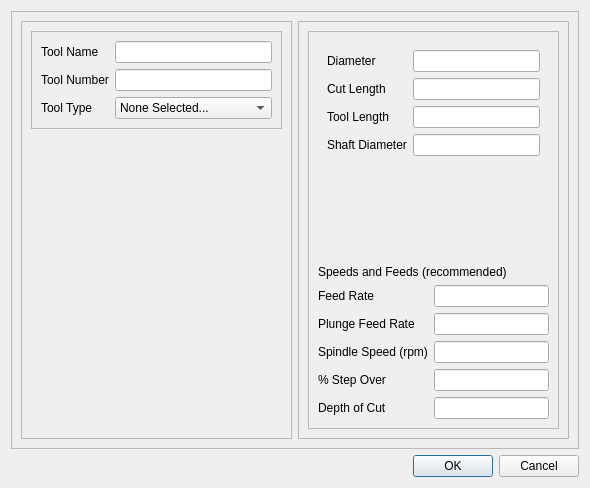
First picture: the form in buildbotics/resources/ui/tool.ui, repository DougCoffland/FreeCADGCodeWB, before the edit.
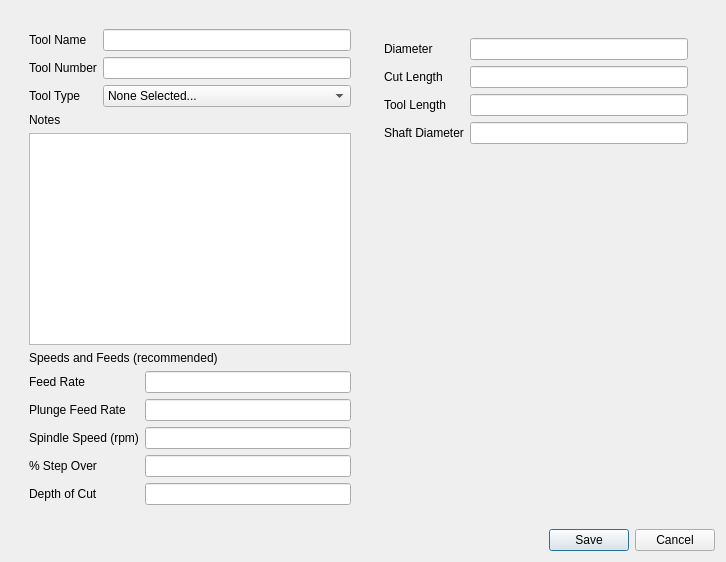
Second picture: the form after the edit. The open tabs and pages were chosen to show the change.

Commit message: made separate icons for each tool type

```diff
--- a/buildbotics/resources/ui/tool.ui
+++ b/buildbotics/resources/ui/tool.ui
@@ -9,8 +9,8 @@
    <rect>
     <x>0</x>
     <y>0</y>
-    <width>590</width>
-    <height>488</height>
+    <width>726</width>
+    <height>562</height>
    </rect>
   </property>
   <property name="sizePolicy">
@@ -38,37 +38,22 @@
    <item>
     <widget class="QFrame" name="frame_4">
      <property name="frameShape">
-      <enum>QFrame::StyledPanel</enum>
+      <enum>QFrame::NoFrame</enum>
      </property>
      <property name="frameShadow">
-      <enum>QFrame::Raised</enum>
+      <enum>QFrame::Plain</enum>
      </property>
-     <layout class="QHBoxLayout" name="horizontalLayout_7">
+     <layout class="QHBoxLayout" name="horizontalLayout_5">
       <item>
        <widget class="QFrame" name="frame_2">
         <property name="frameShape">
-         <enum>QFrame::StyledPanel</enum>
+         <enum>QFrame::NoFrame</enum>
         </property>
         <property name="frameShadow">
-         <enum>QFrame::Raised</enum>
+         <enum>QFrame::Plain</enum>
         </property>
         <layout class="QVBoxLayout" name="verticalLayout_2">
          <item>
-          <widget class="QFrame" name="frame_5">
-           <property name="sizePolicy">
-            <sizepolicy hsizetype="Preferred" vsizetype="Preferred">
-             <horstretch>0</horstretch>
-             <verstretch>0</verstretch>
-            </sizepolicy>
-           </property>
-           <property name="frameShape">
-            <enum>QFrame::StyledPanel</enum>
-           </property>
-           <property name="frameShadow">
-            <enum>QFrame::Raised</enum>
-           </property>
-           <layout class="QHBoxLayout" name="horizontalLayout_5">
-            <item>
              <layout class="QFormLayout" name="formLayout">
               <item row="0" column="1">
                <widget class="QLineEdit" name="lineEdit"/>
@@ -133,50 +118,96 @@
               </item>
              </layout>
             </item>
-           </layout>
+         <item>
+          <widget class="QLabel" name="label_31">
+           <property name="text">
+            <string>Notes</string>
+           </property>
           </widget>
          </item>
          <item>
-          <widget class="QLabel" name="imageLabel">
+          <widget class="QTextEdit" name="textEdit"/>
+         </item>
+         <item>
+          <widget class="QLabel" name="label_10">
            <property name="sizePolicy">
-            <sizepolicy hsizetype="Preferred" vsizetype="Expanding">
+            <sizepolicy hsizetype="Preferred" vsizetype="Fixed">
              <horstretch>0</horstretch>
              <verstretch>0</verstretch>
             </sizepolicy>
            </property>
            <property name="text">
-            <string/>
+            <string>Speeds and Feeds (recommended)</string>
            </property>
           </widget>
          </item>
+         <item>
+          <layout class="QFormLayout" name="formLayout_2">
+           <item row="2" column="0">
+            <widget class="QLabel" name="label_5">
+             <property name="text">
+              <string>Plunge Feed Rate</string>
+             </property>
+            </widget>
+           </item>
+           <item row="2" column="1">
+            <widget class="QLineEdit" name="lineEdit_4"/>
+           </item>
+           <item row="3" column="0">
+            <widget class="QLabel" name="label_6">
+             <property name="text">
+              <string>Spindle Speed (rpm)</string>
+             </property>
+            </widget>
+           </item>
+           <item row="3" column="1">
+            <widget class="QLineEdit" name="lineEdit_5"/>
+           </item>
+           <item row="4" column="0">
+            <widget class="QLabel" name="label_7">
+             <property name="text">
+              <string>% Step Over</string>
+             </property>
+            </widget>
+           </item>
+           <item row="4" column="1">
+            <widget class="QLineEdit" name="lineEdit_6"/>
+           </item>
+           <item row="5" column="0">
+            <widget class="QLabel" name="label_8">
+             <property name="text">
+              <string>Depth of Cut</string>
+             </property>
+            </widget>
+           </item>
+           <item row="5" column="1">
+            <widget class="QLineEdit" name="lineEdit_7"/>
+           </item>
+           <item row="1" column="0">
+            <widget class="QLabel" name="label_4">
+             <property name="text">
+              <string>Feed Rate</string>
+             </property>
+            </widget>
+           </item>
+           <item row="1" column="1">
+            <widget class="QLineEdit" name="lineEdit_3"/>
+           </item>
+          </layout>
+         </item>
         </layout>
        </widget>
       </item>
       <item>
        <widget class="QFrame" name="frame_3">
-        <property name="sizePolicy">
-         <sizepolicy hsizetype="Expanding" vsizetype="Preferred">
-          <horstretch>0</horstretch>
-          <verstretch>0</verstretch>
-         </sizepolicy>
-        </property>
         <property name="frameShape">
-         <enum>QFrame::StyledPanel</enum>
+         <enum>QFrame::NoFrame</enum>
         </property>
         <property name="frameShadow">
-         <enum>QFrame::Raised</enum>
+         <enum>QFrame::Plain</enum>
         </property>
         <layout class="QVBoxLayout" name="verticalLayout_3">
          <item>
-          <widget class="QFrame" name="frame">
-           <property name="frameShape">
-            <enum>QFrame::StyledPanel</enum>
-           </property>
-           <property name="frameShadow">
-            <enum>QFrame::Raised</enum>
-           </property>
-           <layout class="QVBoxLayout" name="verticalLayout">
-            <item>
              <widget class="QStackedWidget" name="stackedWidget">
               <property name="sizePolicy">
                <sizepolicy hsizetype="Preferred" vsizetype="Expanding">
@@ -442,73 +473,32 @@
              </widget>
             </item>
             <item>
-             <widget class="QLabel" name="label_10">
+          <widget class="QLabel" name="imageLabel">
               <property name="sizePolicy">
-               <sizepolicy hsizetype="Preferred" vsizetype="Fixed">
+            <sizepolicy hsizetype="Preferred" vsizetype="Preferred">
                 <horstretch>0</horstretch>
                 <verstretch>0</verstretch>
                </sizepolicy>
               </property>
               <property name="text">
-               <string>Speeds and Feeds (recommended)</string>
+            <string/>
               </property>
              </widget>
             </item>
             <item>
-             <layout class="QFormLayout" name="formLayout_2">
-              <item row="2" column="0">
-               <widget class="QLabel" name="label_5">
-                <property name="text">
-                 <string>Plunge Feed Rate</string>
-                </property>
-               </widget>
-              </item>
-              <item row="2" column="1">
-               <widget class="QLineEdit" name="lineEdit_4"/>
-              </item>
-              <item row="3" column="0">
-               <widget class="QLabel" name="label_6">
-                <property name="text">
-                 <string>Spindle Speed (rpm)</string>
-                </property>
-               </widget>
-              </item>
-              <item row="3" column="1">
-               <widget class="QLineEdit" name="lineEdit_5"/>
-              </item>
-              <item row="4" column="0">
-               <widget class="QLabel" name="label_7">
-                <property name="text">
-                 <string>% Step Over</string>
-                </property>
-               </widget>
-              </item>
-              <item row="4" column="1">
-               <widget class="QLineEdit" name="lineEdit_6"/>
-              </item>
-              <item row="5" column="0">
-               <widget class="QLabel" name="label_8">
-                <property name="text">
-                 <string>Depth of Cut</string>
-                </property>
-               </widget>
-              </item>
-              <item row="5" column="1">
-               <widget class="QLineEdit" name="lineEdit_7"/>
-              </item>
-              <item row="1" column="0">
-               <widget class="QLabel" name="label_4">
-                <property name="text">
-                 <string>Feed Rate</string>
-                </property>
-               </widget>
-              </item>
-              <item row="1" column="1">
-               <widget class="QLineEdit" name="lineEdit_3"/>
-              </item>
-             </layout>
-            </item>
-           </layout>
+          <widget class="QFrame" name="frame">
+           <property name="sizePolicy">
+            <sizepolicy hsizetype="Preferred" vsizetype="Expanding">
+             <horstretch>0</horstretch>
+             <verstretch>0</verstretch>
+            </sizepolicy>
+           </property>
+           <property name="frameShape">
+            <enum>QFrame::NoFrame</enum>
+           </property>
+           <property name="frameShadow">
+            <enum>QFrame::Plain</enum>
+           </property>
           </widget>
          </item>
         </layout>
@@ -520,7 +510,7 @@
    <item>
     <widget class="QDialogButtonBox" name="buttonBox">
      <property name="standardButtons">
-      <set>QDialogButtonBox::Cancel|QDialogButtonBox::Ok</set>
+      <set>QDialogButtonBox::Cancel|QDialogButtonBox::Save</set>
      </property>
     </widget>
    </item>
```
Left out of the diff: 2 changed lines with no effect on the pictures. Lines whose indentation alone changed are shown as unchanged. The commit also changes 1 other file.
